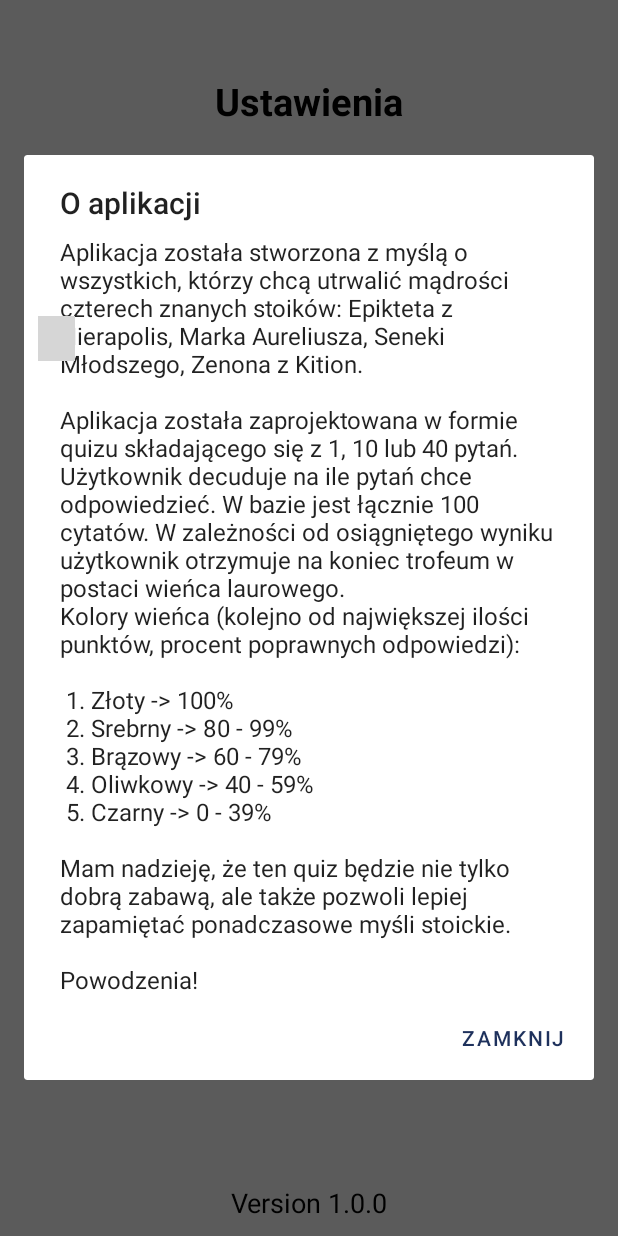
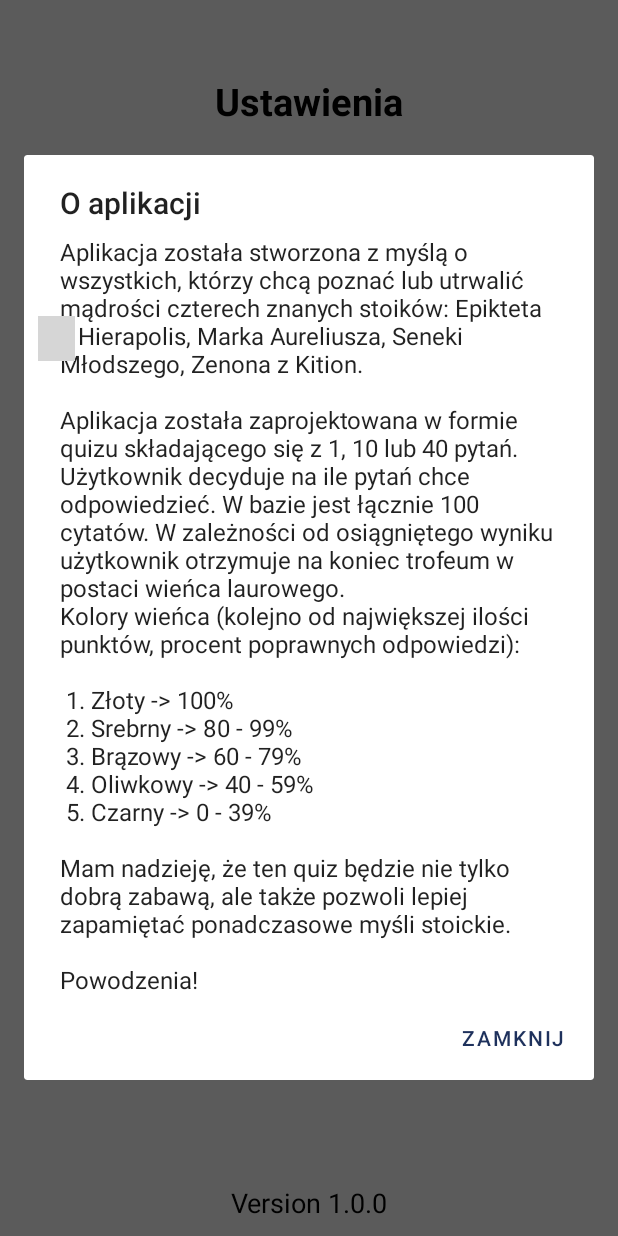
Before and after one commit to maciejglownia/StoikCytatQuiz, an Android app: the SettingsActivity screen opened directly, with no data from a screen before it, after a tap on "O aplikacji", on a phone screen of 412 x 824 dp. Run offline under Robolectric (Android 15) with nearby library versions, the phone set to English and light mode, and no system bars; grey boxes are pictures that could not be loaded.

Commit message:
Correct typo - nothing to check here

```diff
--- a/app/src/main/java/pl/glownia/maciej/stoikcytatquiz/SettingsActivity.kt
+++ b/app/src/main/java/pl/glownia/maciej/stoikcytatquiz/SettingsActivity.kt
@@ -64,11 +64,11 @@ class SettingsActivity : AppCompatActivity() {
         val builder = AlertDialog.Builder(this)
         builder.setTitle("O aplikacji")
         builder.setMessage(
-            "Aplikacja została stworzona z myślą o wszystkich, którzy chcą " +
+            "Aplikacja została stworzona z myślą o wszystkich, którzy chcą poznać lub " +
                     "utrwalić mądrości czterech znanych stoików: Epikteta z Hierapolis, " +
                     "Marka Aureliusza, Seneki Młodszego, Zenona z Kition." +
                     "\n\nAplikacja została zaprojektowana w formie quizu składającego się " +
-                    "z 1, 10 lub 40 pytań. Użytkownik decuduje na ile pytań chce odpowiedzieć. " +
+                    "z 1, 10 lub 40 pytań. Użytkownik decyduje na ile pytań chce odpowiedzieć. " +
                     "W bazie jest łącznie 100 cytatów. W zależności od osiągniętego wyniku użytkownik " +
                     "otrzymuje na koniec trofeum w postaci wieńca laurowego. " +
                     "\nKolory wieńca (kolejno od największej ilości punktów, procent poprawnych odpowiedzi):" +
--- a/app/src/main/res/values/strings.xml
+++ b/app/src/main/res/values/strings.xml
@@ -1,6 +1,6 @@
 <resources>
     <string name="app_name">Stoik Cytat Quiz</string>
-    <string name="start_text_to_user">Przed Tobą krótki quiz! Sprawdź czy wiesz, kto jest autorem przedstwionych tutaj myśli.</string>
+    <string name="start_text_to_user">Przed Tobą krótki quiz! Sprawdź czy wiesz, kto jest autorem przedstawionych tutaj myśli.</string>
     <string name="welcome_message">miło, że jesteś!</string>
     <string name="next_button">Dalej</string>
     <string name="hello_message">Cześć,</string>
@@ -29,4 +29,5 @@
     <string name="app_version">Version 1.0.0</string>
     <string name="settings_in_settings">Ustawienia</string>
     <string name="app_description">O aplikacji</string>
+    <string name="Are_you_sure_you_want_exit_the_app">Czy na pewno chcesz wyjść z aplikacji?</string>
 </resources>
```
